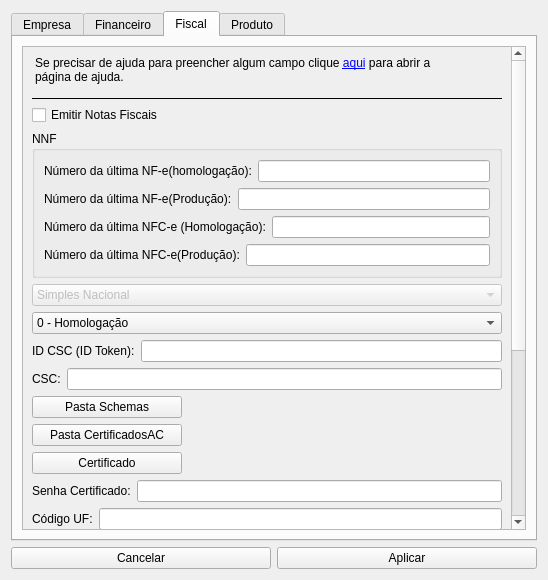
Before: the Qt Designer form configuracao.ui in GabR36/QEstoqueLoja, drawn with Qt 5.
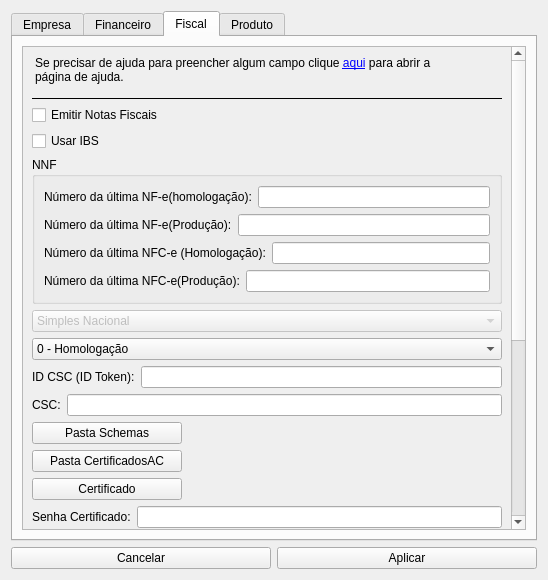
After: the same form once the commit is applied.

Commit message: campos cest invisivel + usarIBS nas configs + documentação atualizada

Patch:
```diff
--- a/configuracao.ui
+++ b/configuracao.ui
@@ -359,7 +359,7 @@
             <x>0</x>
             <y>0</y>
             <width>492</width>
-            <height>804</height>
+            <height>831</height>
            </rect>
           </property>
           <layout class="QVBoxLayout" name="verticalLayout_8">
@@ -391,6 +391,13 @@
              </property>
             </widget>
            </item>
+           <item>
+            <widget class="QCheckBox" name="CheckBox_usarIbs">
+             <property name="text">
+              <string>Usar IBS</string>
+             </property>
+            </widget>
+           </item>
            <item>
             <widget class="QGroupBox" name="groupBox_2">
              <property name="toolTip">
```
Left out of the diff: 4 changed lines with no effect on the pictures. The commit also changes 11 other files.
